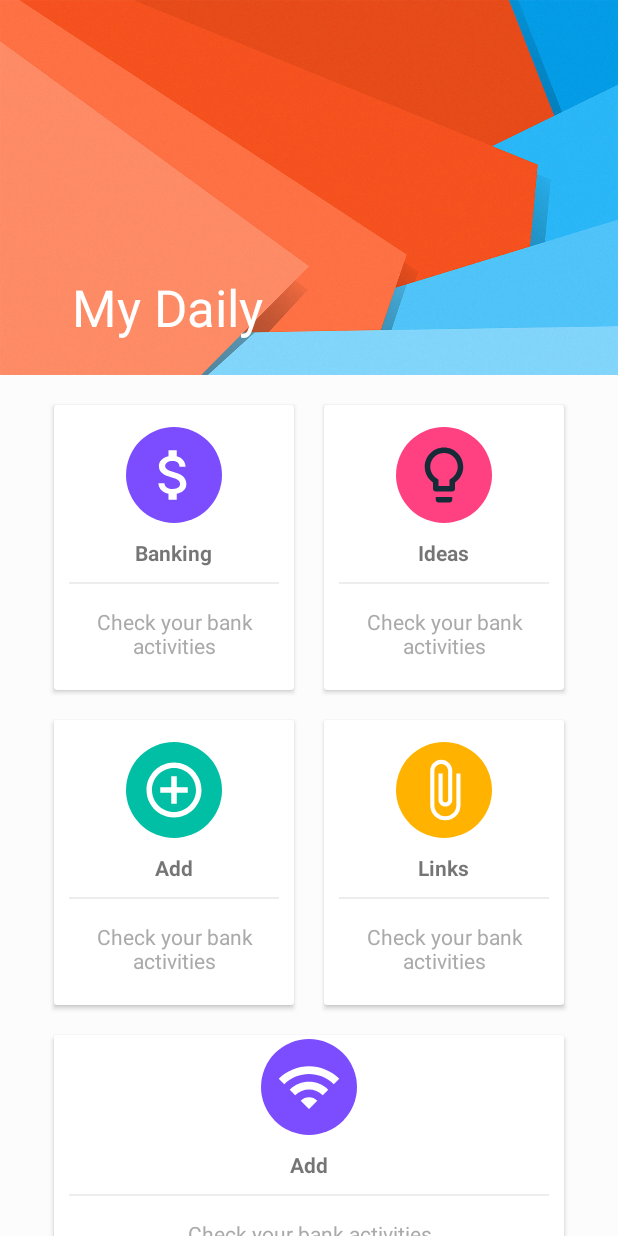
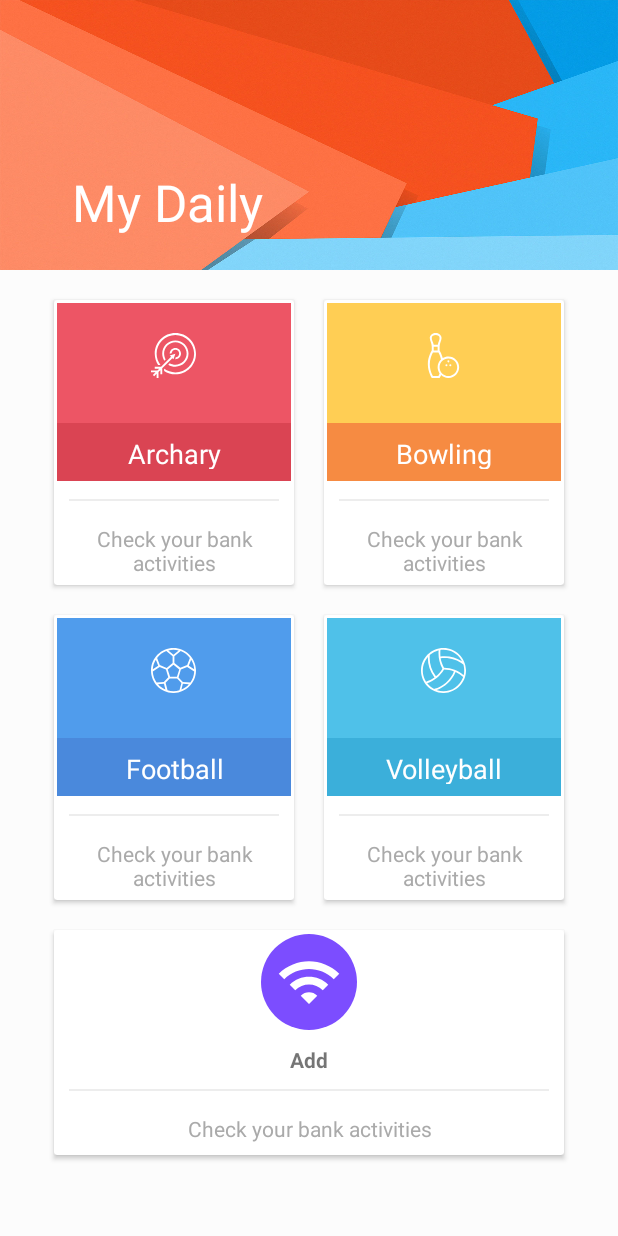
Before and after one commit to ShadowGhost228/MyDaily, an Android app: the screen it shows after launch once a user with an empty profile is signed in (SecondActivity), on a phone screen of 412 x 824 dp. Run offline under Robolectric (Android 15) with nearby library versions, the phone set to English and light mode, and no system bars; our stand-ins replace Firebase (no records; nobody signed in at launch, a user with empty details on screens opened directly).

Commit message:
Optimisation de Home

```diff
--- a/app/src/main/res/layout/activity_second.xml
+++ b/app/src/main/res/layout/activity_second.xml
@@ -11,7 +11,7 @@
     <android.support.design.widget.AppBarLayout
         android:id="@+id/appbar"
         android:layout_width="match_parent"
-        android:layout_height="250dp"
+        android:layout_height="180dp"
         android:theme="@style/ThemeOverlay.AppCompat.Dark.ActionBar">
 
         <android.support.design.widget.CollapsingToolbarLayout
@@ -73,18 +73,36 @@
                         android:layout_height="match_parent"
                         android:orientation="vertical"
                         android:gravity="center">
+
+                        <LinearLayout
+                            android:layout_width="match_parent"
+                            android:layout_height="120dp"
+                            android:layout_weight="1"
+                            android:layout_margin="2dp"
+                            android:orientation="vertical"
+                            android:background="@color/colorGrapeFruit"
+                            >
                             <ImageView
-                            android:layout_width="64dp"
-                            android:layout_height="64dp"
-                            android:background="@drawable/cerclebackgroundpurple"
-                            android:src="@drawable/ic_attach_money_black_24dp"
-                            android:padding="10dp"/>
+                                android:layout_width="30dp"
+                                android:layout_height="30dp"
+                                android:layout_marginTop="20dp"
+                                android:layout_gravity="center"
+                                android:src="@drawable/ic_icon_archary"
+                                android:tint="@color/colorWhite"
+                                />
                             <TextView
-                            android:layout_width="wrap_content"
-                            android:layout_height="wrap_content"
-                            android:textStyle="bold"
-                            android:layout_marginTop="10dp"
-                            android:text="Banking"/>
+                                android:layout_width="match_parent"
+                                android:layout_height="match_parent"
+                                android:padding="8dp"
+                                android:layout_marginTop="30dp"
+                                android:background="@color/colorGrapeFruitDark"
+                                android:text="Archary"
+                                android:textSize="18sp"
+                                android:textAlignment="center"
+                                android:textColor="@color/colorWhite"
+                                />
+
+                        </LinearLayout>
                         <View
                             android:layout_width="match_parent"
                             android:layout_height="1dp"
@@ -111,18 +129,35 @@
                         android:layout_height="match_parent"
                         android:orientation="vertical"
                         android:gravity="center">
+                        <LinearLayout
+                            android:layout_width="match_parent"
+                            android:layout_height="120dp"
+                            android:layout_weight="1"
+                            android:layout_margin="2dp"
+                            android:orientation="vertical"
+                            android:background="@color/colorFlower"
+                            >
                             <ImageView
-                            android:layout_width="64dp"
-                            android:layout_height="64dp"
-                            android:background="@drawable/cerclebackgroundpink"
-                            android:src="@drawable/ic_lightbulb_outline_black_24dp"
-                            android:padding="10dp"/>
+                                android:layout_width="30dp"
+                                android:layout_height="30dp"
+                                android:layout_marginTop="20dp"
+                                android:layout_gravity="center"
+                                android:src="@drawable/ic_icon_bowling"
+                                android:tint="@color/colorWhite"
+                                />
                             <TextView
-                            android:layout_width="wrap_content"
-                            android:layout_height="wrap_content"
-                            android:textStyle="bold"
-                            android:layout_marginTop="10dp"
-                            android:text="Ideas"/>
+                                android:layout_width="match_parent"
+                                android:layout_height="match_parent"
+                                android:padding="8dp"
+                                android:layout_marginTop="30dp"
+                                android:background="@color/colorFlowerDark"
+                                android:text="Bowling"
+                                android:textSize="18sp"
+                                android:textAlignment="center"
+                                android:textColor="@color/colorWhite"
+                                />
+
+                        </LinearLayout>
                         <View
                             android:layout_width="match_parent"
                             android:layout_height="1dp"
@@ -140,6 +175,7 @@
                 </android.support.v7.widget.CardView>
 
             </LinearLayout>
+
             <LinearLayout
                 android:clipToPadding="false"
                 android:gravity="center"
@@ -157,18 +193,34 @@
                         android:layout_height="match_parent"
                         android:orientation="vertical"
                         android:gravity="center">
+                        <LinearLayout
+                            android:layout_width="match_parent"
+                            android:layout_height="120dp"
+                            android:layout_margin="2dp"
+                            android:layout_weight="1"
+                            android:background="@color/colorBlueJeans"
+                            android:orientation="vertical">
+
                             <ImageView
-                            android:layout_width="64dp"
-                            android:layout_height="64dp"
-                            android:background="@drawable/cerclebackgroundgreen"
-                            android:src="@drawable/ic_control_point_black_24dp"
-                            android:padding="10dp"/>
+                                android:layout_width="30dp"
+                                android:layout_height="30dp"
+                                android:layout_gravity="center"
+                                android:layout_marginTop="20dp"
+                                android:src="@drawable/ic_icon_football"
+                                android:tint="@color/colorWhite" />
+
                             <TextView
-                            android:layout_width="wrap_content"
-                            android:layout_height="wrap_content"
-                            android:textStyle="bold"
-                            android:layout_marginTop="10dp"
-                            android:text="Add"/>
+                                android:layout_width="match_parent"
+                                android:layout_height="match_parent"
+                                android:layout_marginTop="30dp"
+                                android:background="@color/colorBlueJeansDark"
+                                android:padding="8dp"
+                                android:text="Football"
+                                android:textAlignment="center"
+                                android:textColor="@color/colorWhite"
+                                android:textSize="18sp" />
+
+                        </LinearLayout>
                         <View
                             android:layout_width="match_parent"
                             android:layout_height="1dp"
@@ -197,20 +249,35 @@
                         android:gravity="center"
                         android:orientation="vertical">
 
+                        <LinearLayout
+                            android:layout_width="match_parent"
+                            android:layout_height="120dp"
+                            android:layout_weight="1"
+                            android:layout_margin="2dp"
+                            android:orientation="vertical"
+                            android:background="@color/colorAqua"
+                            >
                             <ImageView
-                            android:layout_width="64dp"
-                            android:layout_height="64dp"
-                            android:background="@drawable/cerclebackgroundyello"
-                            android:padding="10dp"
-                            android:src="@drawable/ic_attach_file_black_24dp" />
+                                android:layout_width="30dp"
+                                android:layout_height="30dp"
+                                android:layout_marginTop="20dp"
+                                android:layout_gravity="center"
+                                android:src="@drawable/ic_icon_volleyball"
+                                android:tint="@color/colorWhite"
+                                />
+                            <TextView
+                                android:layout_width="match_parent"
+                                android:layout_height="match_parent"
+                                android:padding="8dp"
+                                android:layout_marginTop="30dp"
+                                android:background="@color/colorAquaDark"
+                                android:text="Volleyball"
+                                android:textSize="18sp"
+                                android:textAlignment="center"
+                                android:textColor="@color/colorWhite"
+                                />
 
-                        <TextView
-                            android:layout_width="wrap_content"
-                            android:layout_height="wrap_content"
-                            android:layout_marginTop="10dp"
-                            android:text="Links"
-                            android:textStyle="bold" />
-
+                        </LinearLayout>
                         <View
                             android:layout_width="match_parent"
                             android:layout_height="1dp"
```
Lines whose indentation alone changed are shown as unchanged.
